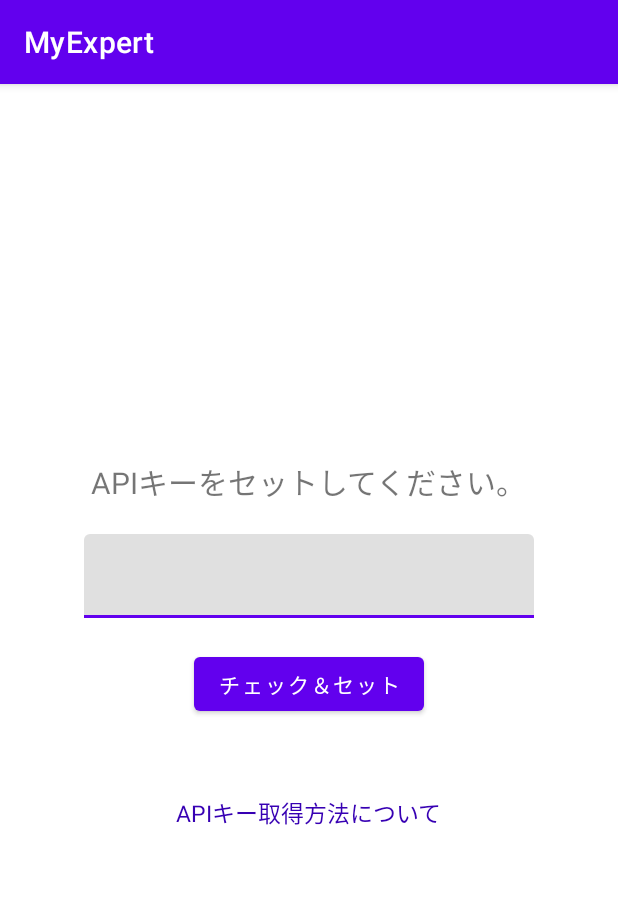
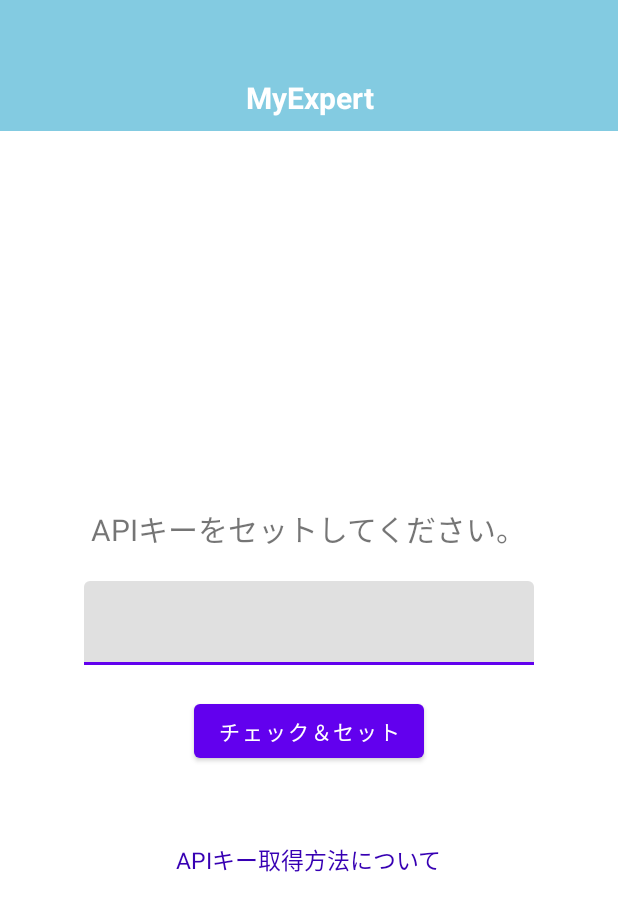
Before and after one commit to YamazakiYusuke/ChatGPTApplication, an Android app: the screen it shows after launch (MainActivity), on a phone screen of 412 x 824 dp. Shown: the top 911 px of the screen. Run offline under Robolectric (Android 15) with nearby library versions, the phone set to English and light mode, and no system bars; our stand-ins replace Room's generated code, data binding.

Commit message:
tool barの実装

```diff
--- a/app/src/main/java/com/example/myexpert/activities/MainActivity.kt
+++ b/app/src/main/java/com/example/myexpert/activities/MainActivity.kt
@@ -1,6 +1,8 @@
 package com.example.myexpert.activities
 
 import android.os.Bundle
+import android.view.ViewGroup
+import android.widget.LinearLayout
 import android.widget.Toast
 import androidx.appcompat.app.AppCompatActivity
 import androidx.core.splashscreen.SplashScreen.Companion.installSplashScreen
@@ -14,21 +16,55 @@ import com.example.myexpert.fragments.SetSecretKeyFragment
 import com.example.myexpert.repositories.ChatGPTRepository
 import com.example.myexpert.repositories.SharedPreferencesRepository
 import com.example.myexpert.viewmodels.MainViewModel
+import com.example.myexpert.views.ToolBarCustomView
+import com.example.myexpert.views.ToolBarCustomViewDelegate
 import kotlinx.coroutines.Dispatchers
 import kotlinx.coroutines.launch
 import kotlinx.coroutines.withContext
 
-class MainActivity : AppCompatActivity() {
+class MainActivity : AppCompatActivity(), ToolBarCustomViewDelegate {
     private var _binding: ActivityMainBinding? = null
     private val binding get() = _binding!!
     private val viewModel = MainViewModel(ChatGPTRepository(), SharedPreferencesRepository())
+
+    lateinit var toolBarCustomView: ToolBarCustomView
+        private set
 
     override fun onCreate(savedInstanceState: Bundle?) {
         installSplashScreen()
         super.onCreate(savedInstanceState)
         _binding = ActivityMainBinding.inflate(layoutInflater)
         setContentView(binding.root)
+        // デフォルトのアクションバーを非表示にする
+        supportActionBar?.hide()
+        // カスタムツールバーを設置
+        initCustomToolBar()
         router()
+    }
+
+    private fun initCustomToolBar() {
+        toolBarCustomView = ToolBarCustomView(this)
+        toolBarCustomView.delegate = this
+
+        val title = getString(R.string.app_name)
+        toolBarCustomView.configure(title, true)
+
+        // カスタムツールバーを挿入するコンテナ(入れ物)を指定
+        val layout: LinearLayout = binding.containerForToolbar
+        // ツールバーの表示をコンテナに合わせる
+        toolBarCustomView.layoutParams = ViewGroup.LayoutParams(
+            ViewGroup.LayoutParams.MATCH_PARENT,
+            ViewGroup.LayoutParams.MATCH_PARENT
+        )
+        // カスタムツールバーを表示する
+        layout.addView(toolBarCustomView)
+    }
+
+    /**
+     * ツールバー戻るボタン押下時の処理
+     */
+    override fun onClickedLeftButton() {
+        onBackPressed()
     }
 
     override fun onDestroy() {
@@ -77,4 +113,5 @@ class MainActivity : AppCompatActivity() {
             .replace(R.id.frameLayout, fragment)
             .commit()
     }
+
 }
--- a/app/src/main/java/com/example/myexpert/fragments/ChatFragment.kt
+++ b/app/src/main/java/com/example/myexpert/fragments/ChatFragment.kt
@@ -9,6 +9,7 @@ import android.widget.Toast
 import androidx.fragment.app.Fragment
 import androidx.lifecycle.lifecycleScope
 import com.example.myexpert.R
+import com.example.myexpert.activities.MainActivity
 import com.example.myexpert.adapters.ChatMessageAdapter
 import com.example.myexpert.databinding.FragmentChatBinding
 import com.example.myexpert.models.ChatMessage
@@ -44,6 +45,9 @@ class ChatFragment : Fragment() {
         val chatId = arguments?.getString(CHAT_ID_KEY)
         isInitQuestion = chatId.isNullOrBlank()
         viewModel.initialize(requireContext(), chatId)
+
+        // toolbar戻るボタンを表示
+        (activity as MainActivity).toolBarCustomView.setBackButtonVisibility(View.VISIBLE)
     }
 
     override fun onCreateView(
--- a/app/src/main/java/com/example/myexpert/fragments/ChatHistoryFragment.kt
+++ b/app/src/main/java/com/example/myexpert/fragments/ChatHistoryFragment.kt
@@ -10,6 +10,7 @@ import androidx.fragment.app.Fragment
 import androidx.lifecycle.lifecycleScope
 import androidx.recyclerview.widget.LinearLayoutManager
 import com.example.myexpert.R
+import com.example.myexpert.activities.MainActivity
 import com.example.myexpert.adapters.ChatHistoryAdapter
 import com.example.myexpert.database.table.ChatThread
 import com.example.myexpert.databinding.FragmentChatHistoryBinding
@@ -36,6 +37,12 @@ class ChatHistoryFragment : Fragment() {
         _binding = FragmentChatHistoryBinding.inflate(layoutInflater, container, false)
         setRecyclerView()
         return binding.root
+    }
+
+    override fun onResume() {
+        super.onResume()
+        // toolbar戻るボタンを非表示
+        (activity as MainActivity).toolBarCustomView.setBackButtonVisibility(View.INVISIBLE)
     }
 
     override fun onPause() {
--- a/app/src/main/java/com/example/myexpert/fragments/SelectExpertFragment.kt
+++ b/app/src/main/java/com/example/myexpert/fragments/SelectExpertFragment.kt
@@ -7,6 +7,7 @@ import android.view.View
 import android.view.ViewGroup
 import androidx.recyclerview.widget.LinearLayoutManager
 import com.example.myexpert.R
+import com.example.myexpert.activities.MainActivity
 import com.example.myexpert.adapters.ExpertAdapter
 import com.example.myexpert.databinding.FragmentSelectExpertBinding
 import com.example.myexpert.enums.Expert
@@ -25,6 +26,12 @@ class SelectExpertFragment : Fragment() {
         _binding = FragmentSelectExpertBinding.inflate(inflater, container, false)
         setRecyclerView()
         return binding.root
+    }
+
+    override fun onResume() {
+        super.onResume()
+        // toolbar戻るボタンを非表示
+        (activity as MainActivity).toolBarCustomView.setBackButtonVisibility(View.INVISIBLE)
     }
 
     override fun onDestroyView() {
--- /dev/null
+++ b/app/src/main/java/com/example/myexpert/views/ToolBarCustomView.kt
@@ -0,0 +1,64 @@
+package com.example.myexpert.views
+
+import android.content.Context
+import android.util.AttributeSet
+import android.view.LayoutInflater
+import android.view.View
+import android.widget.LinearLayout
+import android.widget.TextView
+import com.example.myexpert.R
+
+interface ToolBarCustomViewDelegate {
+    fun onClickedLeftButton()
+}
+
+class ToolBarCustomView : LinearLayout {
+    var delegate: ToolBarCustomViewDelegate? = null
+
+    constructor(context: Context) : super(context) {
+        init(null, 0)
+    }
+
+    constructor(context: Context, attrs: AttributeSet) : super(context, attrs) {
+        init(attrs, 0)
+    }
+
+    constructor(context: Context, attrs: AttributeSet, defStyle: Int) : super(
+        context,
+        attrs,
+        defStyle
+    ) {
+        init(attrs, defStyle)
+    }
+
+    private fun init(attrs: AttributeSet?, defStyle: Int) {
+        LayoutInflater.from(context).inflate(R.layout.custom_tool_bar, this, true)
+    }
+
+    // ツールバーに表示する文字や、ボタンの表示/非表示の切り替えを設定する
+    fun configure(titleText: String, isHideBackButton: Boolean) {
+        //　カスタムツールバーのImageButtonとTextViewを取得する
+        val titleTextView: TextView = findViewById(R.id.text_title)
+        val leftButton: LinearLayout = findViewById(R.id.btn_back)
+
+        // TextViewに文字を設定
+        // ImageViewの表示/非表示を切り替える
+        titleTextView.text = titleText
+        leftButton.visibility = if (isHideBackButton) View.INVISIBLE else View.VISIBLE
+
+        // ボタンがクリックされたときのリスナーを設定
+        // 実際の処理は画面ごとのActivityで設定
+        leftButton.setOnClickListener {
+            delegate?.onClickedLeftButton()
+        }
+    }
+
+    /**
+     * BackButtonのvisibilityをセット
+     * @param visibility View.INVISIBLE or View.VISIBLE
+     */
+    fun setBackButtonVisibility(visibility: Int) {
+        val leftButton: LinearLayout = findViewById(R.id.btn_back)
+        leftButton.visibility = visibility
+    }
+}
--- /dev/null
+++ b/app/src/main/res/drawable/ic_baseline_arrow_back_ios_24.xml
@@ -0,0 +1,5 @@
+<vector android:height="24dp" android:tint="#FFFFFF"
+    android:viewportHeight="24" android:viewportWidth="24"
+    android:width="24dp" xmlns:android="http://schemas.android.com/apk/res/android">
+    <path android:fillColor="@android:color/white" android:pathData="M11.67,3.87L9.9,2.1 0,12l9.9,9.9 1.77,-1.77L3.54,12z"/>
+</vector>
--- a/app/src/main/res/layout/activity_main.xml
+++ b/app/src/main/res/layout/activity_main.xml
@@ -1,6 +1,7 @@
 <?xml version="1.0" encoding="utf-8"?>
 <layout xmlns:android="http://schemas.android.com/apk/res/android"
-    xmlns:tools="http://schemas.android.com/tools">
+    xmlns:tools="http://schemas.android.com/tools"
+    xmlns:app="http://schemas.android.com/apk/res-auto">
 
     <data>
 
@@ -10,10 +11,17 @@
         android:layout_width="match_parent"
         android:layout_height="match_parent"
         tools:context=".activities.MainActivity">
-
+        <LinearLayout
+            android:id="@+id/container_for_toolbar"
+            android:layout_width="match_parent"
+            android:layout_height="87dp"
+            app:layout_constraintTop_toTopOf="parent"
+            android:orientation="vertical" />
         <FrameLayout
             android:id="@+id/frameLayout"
             android:layout_width="match_parent"
-            android:layout_height="match_parent" />
+            android:layout_height="0dp"
+            app:layout_constraintTop_toBottomOf="@id/container_for_toolbar"
+            app:layout_constraintBottom_toBottomOf="parent"/>
     </androidx.constraintlayout.widget.ConstraintLayout>
 </layout>
--- /dev/null
+++ b/app/src/main/res/layout/custom_tool_bar.xml
@@ -0,0 +1,37 @@
+<?xml version="1.0" encoding="utf-8"?>
+<LinearLayout xmlns:android="http://schemas.android.com/apk/res/android"
+    xmlns:app="http://schemas.android.com/apk/res-auto"
+    android:id="@+id/layout_custom_toolbar"
+    android:layout_width="match_parent"
+    android:layout_height="match_parent"
+    android:background="@color/base_color" >
+
+    <LinearLayout
+        android:id="@+id/btn_back"
+        android:layout_width="wrap_content"
+        android:layout_height="wrap_content"
+        android:padding="5dp"
+        android:layout_marginStart="23dp"
+        android:layout_marginTop="54dp" >
+        <ImageView
+            android:layout_width="14.5dp"
+            android:layout_height="21dp"
+            app:srcCompat="@drawable/ic_baseline_arrow_back_ios_24" />
+    </LinearLayout>
+
+
+    <TextView
+        android:id="@+id/text_title"
+        android:layout_width="wrap_content"
+        android:layout_height="match_parent"
+        android:layout_gravity="center_horizontal"
+        android:paddingTop="51dp"
+        android:layout_marginStart="115dp"
+        android:fontFamily="sans-serif"
+        android:fontStyle="normal"
+        android:textStyle="bold"
+        android:text="@string/app_name"
+        android:textColor="@color/white"
+        android:textSize="20sp" />
+
+</LinearLayout>
--- a/app/src/main/res/values/colors.xml
+++ b/app/src/main/res/values/colors.xml
@@ -11,4 +11,5 @@
     <color name="green">#609966</color>
     <color name="dark_green">#40513B</color>
     <color name="link">#03A9F4</color>
+    <color name="base_color">#83CBE1</color>
 </resources>
```
